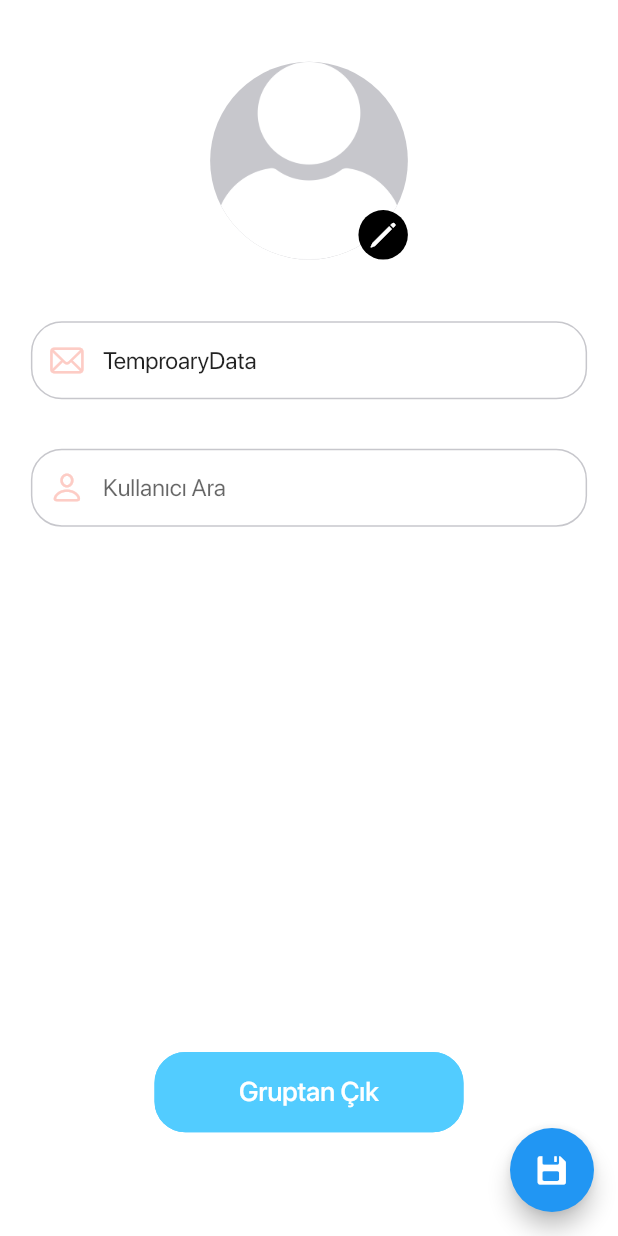
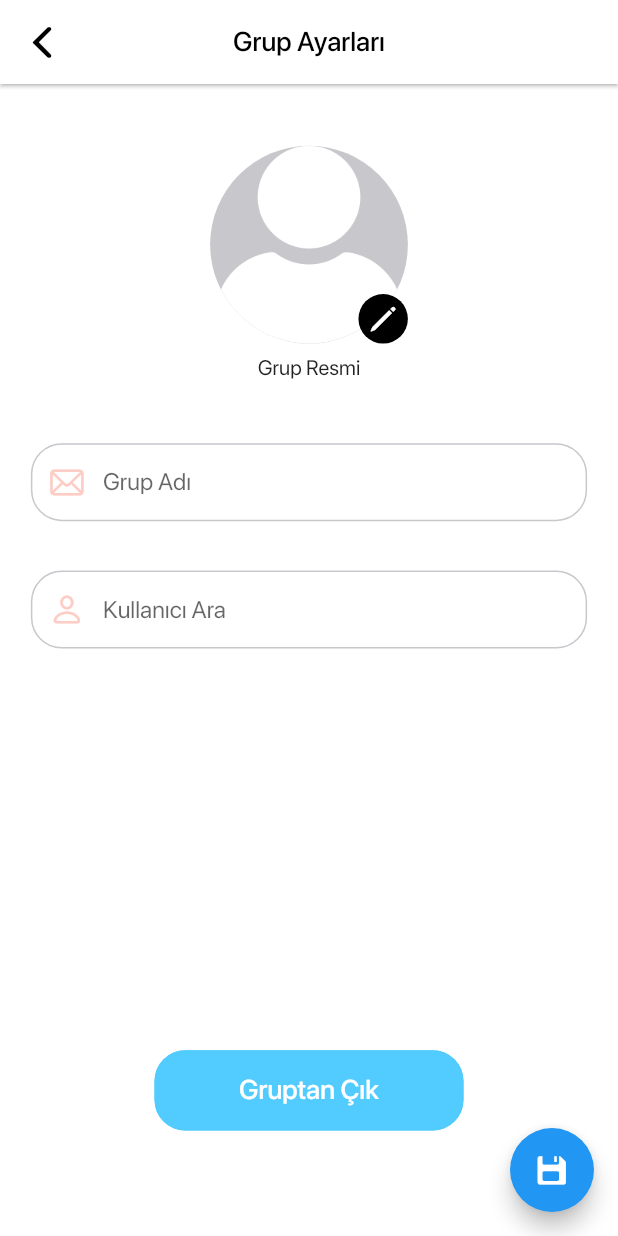
Before and after one commit to mlafci/paypara, a Flutter app: the GroupDetailView screen opened directly, after a tap on the "settings" icon, on a phone screen of 412 x 824 dp. Run offline on Flutter 3.47's test engine with Material 2 defaults, Android fonts, the phone set to English and light mode, and no system bars; our stand-ins replace image_cropper, image_picker, shared_preferences; accounts and stored records are empty; network calls fail; statements that could not run were skipped.

Commit message:
grup bilgileri gidecek şekilde düzeltildi.

```diff
--- a/lib/core/init/navigation/navigation_service.dart
+++ b/lib/core/init/navigation/navigation_service.dart
@@ -54,7 +54,7 @@ Route<dynamic> generateRoute(RouteSettings settings) {
     case NavigationConstants.groupDetailView:
       return MaterialPageRoute(builder: (_) => GroupDetailView(group: settings.arguments));
     case NavigationConstants.groupSettingView:
-      return MaterialPageRoute(builder: (_) => GroupSettingView());
+      return MaterialPageRoute(builder: (_) => GroupSettingView(group: settings.arguments));
     case NavigationConstants.newExpenseView:
       return MaterialPageRoute(builder: (_) => NewExpenseView(group: settings.arguments));
     default:
--- a/lib/ui/views/group/group_detail_view.dart
+++ b/lib/ui/views/group/group_detail_view.dart
@@ -37,7 +37,7 @@ class _GroupDetailViewState extends State<GroupDetailView> {
           IconButton(
             icon: Icon(Icons.settings),
             onPressed: () {
-              NavigationService.navigateToPage(context, NavigationConstants.groupSettingView);
+              NavigationService.navigateToPage(context, NavigationConstants.groupSettingView,widget.group);
             },
             color: Colors.red,
           )
--- a/lib/ui/views/group/group_setting_view.dart
+++ b/lib/ui/views/group/group_setting_view.dart
@@ -7,15 +7,19 @@ import 'package:paypara/core/base/state/utility.dart';
 import 'package:paypara/core/constants/asset_constant.dart';
 import 'package:paypara/core/init/theme/color_manager.dart';
 import 'package:paypara/core/init/theme/text_style_manager.dart';
+import 'package:paypara/models/group/group.dart';
 import 'package:paypara/models/user/user.dart';
 import 'package:paypara/services/group/group_service.dart';
 import 'package:paypara/services/user/user_service.dart';
 import 'package:paypara/ui/view_models/image_picker/image_picker_model.dart';
 import 'package:paypara/ui/view_models/text_input/text_input_model.dart';
+import 'package:paypara/ui/widgets/appBar.dart';
 import 'package:paypara/ui/widgets/button.dart';
 import 'package:paypara/ui/widgets/textField.dart';
 
 class GroupSettingView extends StatefulWidget {
+  final GroupDetail group;
+  GroupSettingView({this.group});
   @override
   _GroupSettingViewState createState() => _GroupSettingViewState();
 }
@@ -29,6 +33,7 @@ class _GroupSettingViewState extends State<GroupSettingView> {
 
   @override
   void initState() {
+    groupImage.image = widget.group.groupImage;
     groupName = TextInputModel(
       hintText: "Grup Adı",
       icon: Icon(
@@ -36,7 +41,7 @@ class _GroupSettingViewState extends State<GroupSettingView> {
         color: ColorManager.instance.pink,
       ),
     );
-    groupName.controller.text = "TemproaryData" ;
+    groupName.controller.text = widget.group.name ;
     userName = TextInputModel(
       hintText: "Kullanıcı Ara",
       icon: Icon(
@@ -57,10 +62,10 @@ class _GroupSettingViewState extends State<GroupSettingView> {
         MediaQueryData.fromWindow(WidgetsBinding.instance.window).size.width;
     return Scaffold(
       resizeToAvoidBottomInset : false,
-      appBar: AppBar(
-        toolbarHeight: 0,
-        backgroundColor: ColorManager.instance.white,
-        elevation: 0,
+      appBar: appBar(
+        context: context,
+        text: "Grup Ayarları",
+        isBack: true,
       ),
       floatingActionButton: FloatingActionButton(
         onPressed: () {
@@ -124,6 +129,10 @@ class _GroupSettingViewState extends State<GroupSettingView> {
                 ),
               ],
             ),
+             SizedBox(
+              height: Utility.dynamicHeight(0.01),
+            ),
+            Text("Grup Resmi"),
             SizedBox(
               height: Utility.dynamicHeight(0.05),
             ),
@@ -218,13 +227,6 @@ class _GroupSettingViewState extends State<GroupSettingView> {
                                                 "${groupUser.result[index].name.toUpperCase()}  ${groupUser.result[index].surname.toUpperCase()} kullanıcısını silmek istediğinize emin misiniz ?"),
                                             actions: <CupertinoDialogAction>[
                                               CupertinoDialogAction(
-                                                child: const Text('No'),
-                                                onPressed: () {
-                                                  FocusScope.of(context).unfocus();
-                                                  Navigator.pop(context);
-                                                },
-                                              ),
-                                              CupertinoDialogAction(
                                                 child: const Text('Yes'),
                                                 isDestructiveAction: true,
                                                 onPressed: () {
@@ -234,7 +236,15 @@ class _GroupSettingViewState extends State<GroupSettingView> {
                                                   });
                                                   Navigator.pop(context);
                                                 },
-                                              )
+                                              ),
+                                              CupertinoDialogAction(
+                                                child: const Text('No'),
+                                                onPressed: () {
+                                                  FocusScope.of(context).unfocus();
+                                                  Navigator.pop(context);
+                                                },
+                                              ),
+
                                             ],
                                           ),
                                           )
@@ -301,13 +311,6 @@ class _GroupSettingViewState extends State<GroupSettingView> {
                                                 "${UserService.instance.user.result[index].name.toUpperCase()}  ${UserService.instance.user.result[index].surname.toUpperCase()} kullanıcısını eklemek istediğinize emin misiniz ?"),
                                             actions: <CupertinoDialogAction>[
                                               CupertinoDialogAction(
-                                                child: const Text('No'),
-                                                onPressed: () {
-                                                  FocusScope.of(context).unfocus();
-                                                  Navigator.pop(context);
-                                                },
-                                              ),
-                                              CupertinoDialogAction(
                                                 child: const Text('Yes'),
                                                 isDestructiveAction: true,
                                                 onPressed: () {
@@ -321,7 +324,14 @@ class _GroupSettingViewState extends State<GroupSettingView> {
                                                   FocusScope.of(context).unfocus();
                                                   Navigator.pop(context);
                                                 },
-                                              )
+                                              ),
+                                              CupertinoDialogAction(
+                                                child: const Text('No'),
+                                                onPressed: () {
+                                                  FocusScope.of(context).unfocus();
+                                                  Navigator.pop(context);
+                                                },
+                                              ),
                                             ],
                                           ),
                                           )
@@ -355,7 +365,7 @@ class _GroupSettingViewState extends State<GroupSettingView> {
                       ),
                     ),
                   )
-                : Container(height: Utility.dynamicHeight(0.305)),
+                : Container(height: Utility.dynamicHeight(0.205)),
               Container(
               margin: EdgeInsets.only(bottom:Utility.dynamicHeight(0.02)),
               width: Utility.dynamicWidth(0.5),
```
